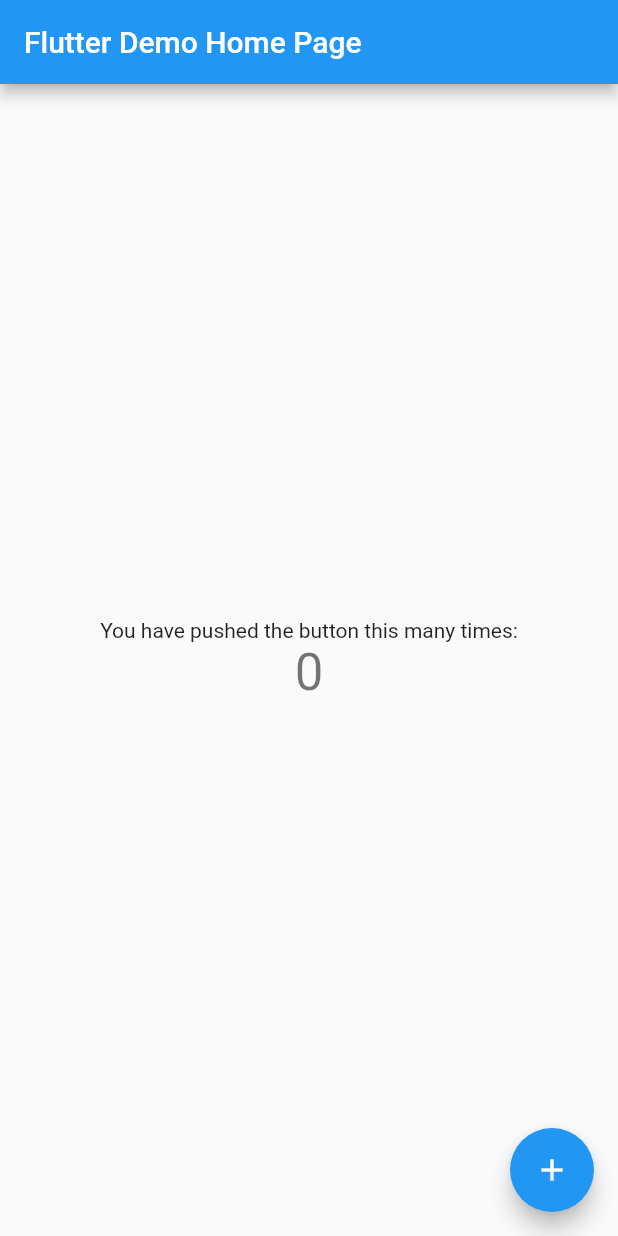
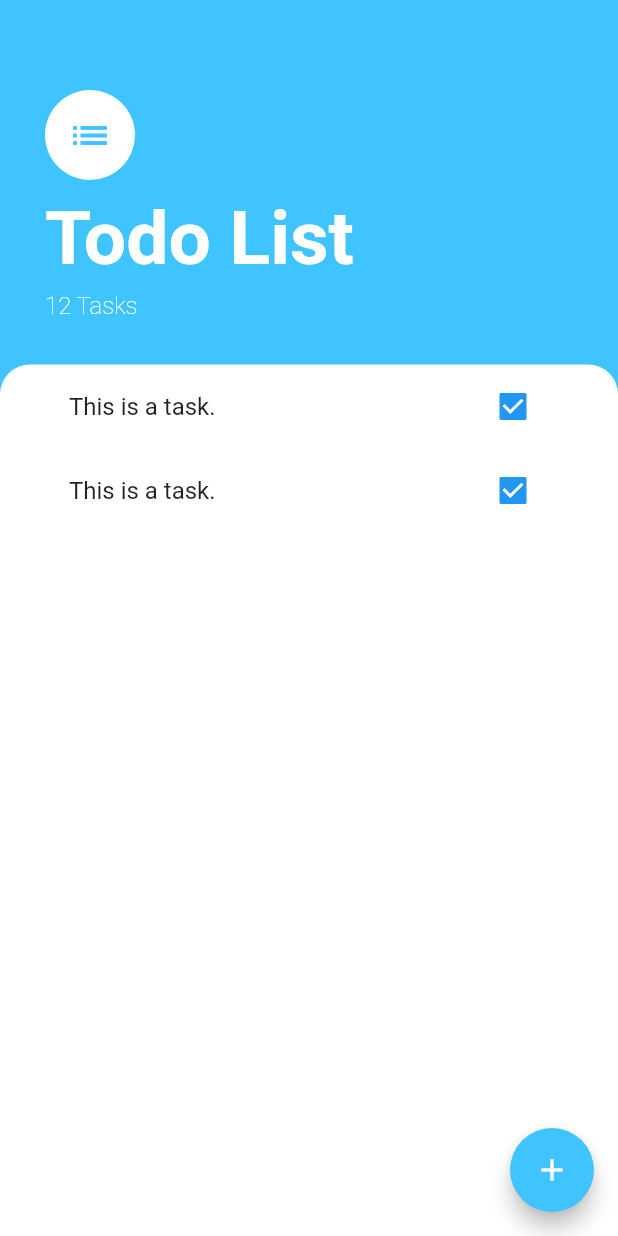
Before and after one commit to rahul07sharmars/ToDoList, a Flutter app: the screen it shows after launch, on a phone screen of 412 x 824 dp. Run offline on Flutter 3.47's test engine with Material 2 defaults, Android fonts, the phone set to English and light mode, and no system bars; statements that could not run were skipped.

Commit message:
list_view done

```diff
--- a/todo_flutter/lib/main.dart
+++ b/todo_flutter/lib/main.dart
@@ -1,115 +1,20 @@
+// ignore_for_file: prefer_const_constructors
+
 import 'package:flutter/material.dart';
+import 'screens/task_screen.dart';
 
 void main() {
-  runApp(const MyApp());
+  runApp(MyApp());
 }
 
+// ignore: use_key_in_widget_constructors
 class MyApp extends StatelessWidget {
-  const MyApp({Key? key}) : super(key: key);
+  // const MyApp({Key? key}) : super(key: key);
 
-  // This widget is the root of your application.
   @override
   Widget build(BuildContext context) {
     return MaterialApp(
-      title: 'Flutter Demo',
-      theme: ThemeData(
-        // This is the theme of your application.
-        //
-        // Try running your application with "flutter run". You'll see the
-        // application has a blue toolbar. Then, without quitting the app, try
-        // changing the primarySwatch below to Colors.green and then invoke
-        // "hot reload" (press "r" in the console where you ran "flutter run",
-        // or simply save your changes to "hot reload" in a Flutter IDE).
-        // Notice that the counter didn't reset back to zero; the application
-        // is not restarted.
-        primarySwatch: Colors.blue,
-      ),
-      home: const MyHomePage(title: 'Flutter Demo Home Page'),
+      home: TasksScreen(),
     );
   }
 }
-
-class MyHomePage extends StatefulWidget {
-  const MyHomePage({Key? key, required this.title}) : super(key: key);
-
-  // This widget is the home page of your application. It is stateful, meaning
-  // that it has a State object (defined below) that contains fields that affect
-  // how it looks.
-
-  // This class is the configuration for the state. It holds the values (in this
-  // case the title) provided by the parent (in this case the App widget) and
-  // used by the build method of the State. Fields in a Widget subclass are
-  // always marked "final".
-
-  final String title;
-
-  @override
-  State<MyHomePage> createState() => _MyHomePageState();
-}
-
-class _MyHomePageState extends State<MyHomePage> {
-  int _counter = 0;
-
-  void _incrementCounter() {
-    setState(() {
-      // This call to setState tells the Flutter framework that something has
-      // changed in this State, which causes it to rerun the build method below
-      // so that the display can reflect the updated values. If we changed
-      // _counter without calling setState(), then the build method would not be
-      // called again, and so nothing would appear to happen.
-      _counter++;
-    });
-  }
-
-  @override
-  Widget build(BuildContext context) {
-    // This method is rerun every time setState is called, for instance as done
-    // by the _incrementCounter method above.
-    //
-    // The Flutter framework has been optimized to make rerunning build methods
-    // fast, so that you can just rebuild anything that needs updating rather
-    // than having to individually change instances of widgets.
-    return Scaffold(
-      appBar: AppBar(
-        // Here we take the value from the MyHomePage object that was created by
-        // the App.build method, and use it to set our appbar title.
-        title: Text(widget.title),
-      ),
-      body: Center(
-        // Center is a layout widget. It takes a single child and positions it
-        // in the middle of the parent.
-        child: Column(
-          // Column is also a layout widget. It takes a list of children and
-          // arranges them vertically. By default, it sizes itself to fit its
-          // children horizontally, and tries to be as tall as its parent.
-          //
-          // Invoke "debug painting" (press "p" in the console, choose the
-          // "Toggle Debug Paint" action from the Flutter Inspector in Android
-          // Studio, or the "Toggle Debug Paint" command in Visual Studio Code)
-          // to see the wireframe for each widget.
-          //
-          // Column has various properties to control how it sizes itself and
-          // how it positions its children. Here we use mainAxisAlignment to
-          // center the children vertically; the main axis here is the vertical
-          // axis because Columns are vertical (the cross axis would be
-          // horizontal).
-          mainAxisAlignment: MainAxisAlignment.center,
-          children: <Widget>[
-            const Text(
-              'You have pushed the button this many times:',
-            ),
-            Text(
-              '$_counter',
-              style: Theme.of(context).textTheme.headline4,
-            ),
-          ],
-        ),
-      ),
-      floatingActionButton: FloatingActionButton(
-        onPressed: _incrementCounter,
-        tooltip: 'Increment',
-        child: const Icon(Icons.add),
-      ), // This trailing comma makes auto-formatting nicer for build methods.
-    );
-  }
-}
--- /dev/null
+++ b/todo_flutter/lib/screens/task_screen.dart
@@ -0,0 +1,81 @@
+// ignore_for_file: prefer_const_constructors
+
+import 'package:flutter/material.dart';
+import 'package:todo_flutter/widgets/tasklist.dart';
+class TasksScreen extends StatelessWidget {
+  const TasksScreen({Key? key}) : super(key: key);
+
+  @override
+  Widget build(BuildContext context) {
+    return Scaffold(
+      backgroundColor: Colors.lightBlueAccent,
+      floatingActionButton: FloatingActionButton(
+        backgroundColor: Colors.lightBlueAccent,
+        child: Icon(Icons.add),
+        onPressed: () {
+          showModalBottomSheet(context: context, builder: builder)
+        },
+      ),
+      body: Column(
+        crossAxisAlignment: CrossAxisAlignment.start,
+        children: [
+          Container(
+            padding: EdgeInsets.only(top: 60, left: 30, right: 30, bottom: 30),
+            child: Column(
+              crossAxisAlignment: CrossAxisAlignment.start,
+              // ignore: prefer_const_literals_to_create_immutables
+              children: [
+                CircleAvatar(
+                  backgroundColor: Colors.white,
+                  radius: 30,
+                  child: Icon(
+                    Icons.list,
+                    size: 30,
+                    color: Colors.lightBlueAccent,
+                  ),
+                ),
+                SizedBox(
+                  height: 10.0,
+                ),
+                Text(
+                  'Todo List',
+                  style: TextStyle(
+                    color: Colors.white,
+                    fontSize: 50,
+                    fontWeight: FontWeight.w700,
+                  ),
+                ),
+                SizedBox(
+                  height: 5.0,
+                ),
+                Text(
+                  '12 Tasks',
+                  style: TextStyle(
+                    color: Colors.white,
+                    fontSize: 16,
+                    fontWeight: FontWeight.w200,
+                  ),
+                ),
+              ],
+            ),
+          ),
+          Expanded(
+            child: Container(
+              padding: EdgeInsets.only(left: 30, right: 30),
+              decoration: BoxDecoration(
+                color: Colors.white,
+                borderRadius: BorderRadius.only(
+                  topLeft: Radius.circular(20.0),
+                  topRight: Radius.circular(20.0),
+                ),
+              ),
+              child: TaskList(),
+            ),
+
+          ),
+
+        ],
+      ),
+    );
+  }
+}
--- /dev/null
+++ b/todo_flutter/lib/widgets/tasklist.dart
@@ -0,0 +1,19 @@
+import 'package:flutter/material.dart';
+import 'package:todo_flutter/widgets/tasktile.dart';
+
+
+class TaskList extends StatelessWidget {
+  const TaskList({
+    Key? key,
+  }) : super(key: key);
+
+  @override
+  Widget build(BuildContext context) {
+    return ListView(
+      children: [
+        TaskTile(),
+        TaskTile(),
+      ],
+    );
+  }
+}
--- /dev/null
+++ b/todo_flutter/lib/widgets/tasktile.dart
@@ -0,0 +1,21 @@
+import 'package:flutter/material.dart';
+
+
+
+
+class TaskTile extends StatelessWidget {
+  const TaskTile({
+    Key? key,
+  }) : super(key: key);
+
+  @override
+  Widget build(BuildContext context) {
+    return ListTile(
+      title: Text('This is a task.'),
+      trailing: Checkbox(
+        value: true,
+        onChanged: () {},
+      ),
+    );
+  }
+}
```
Also changed, not shown: 1 other file.
